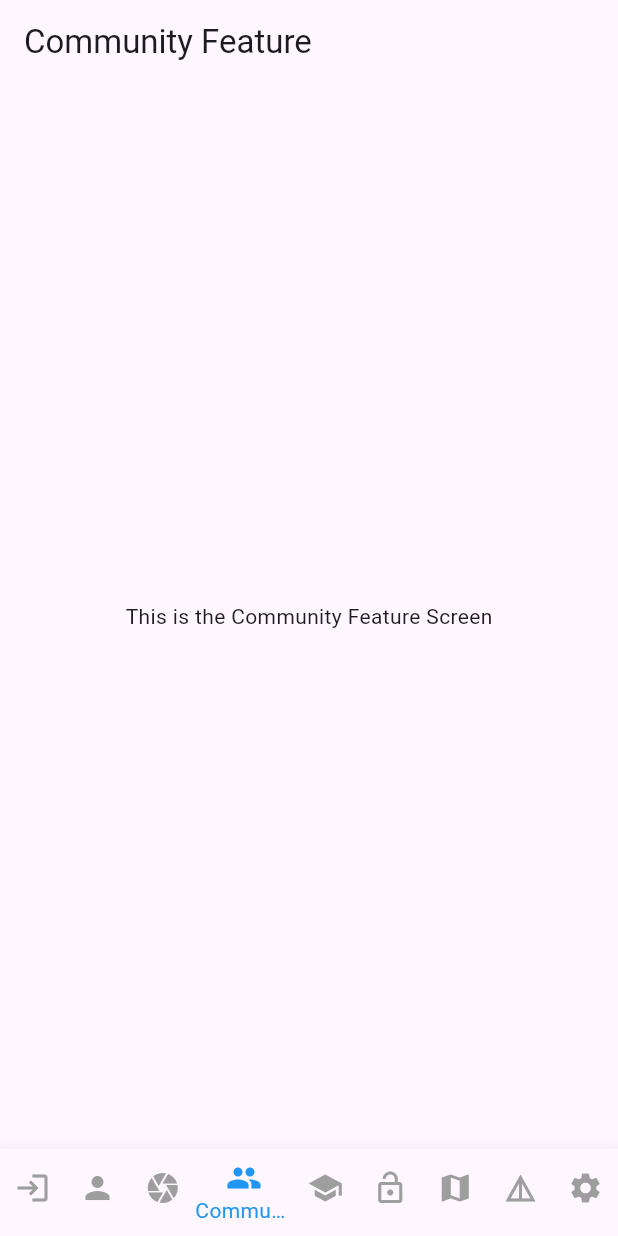
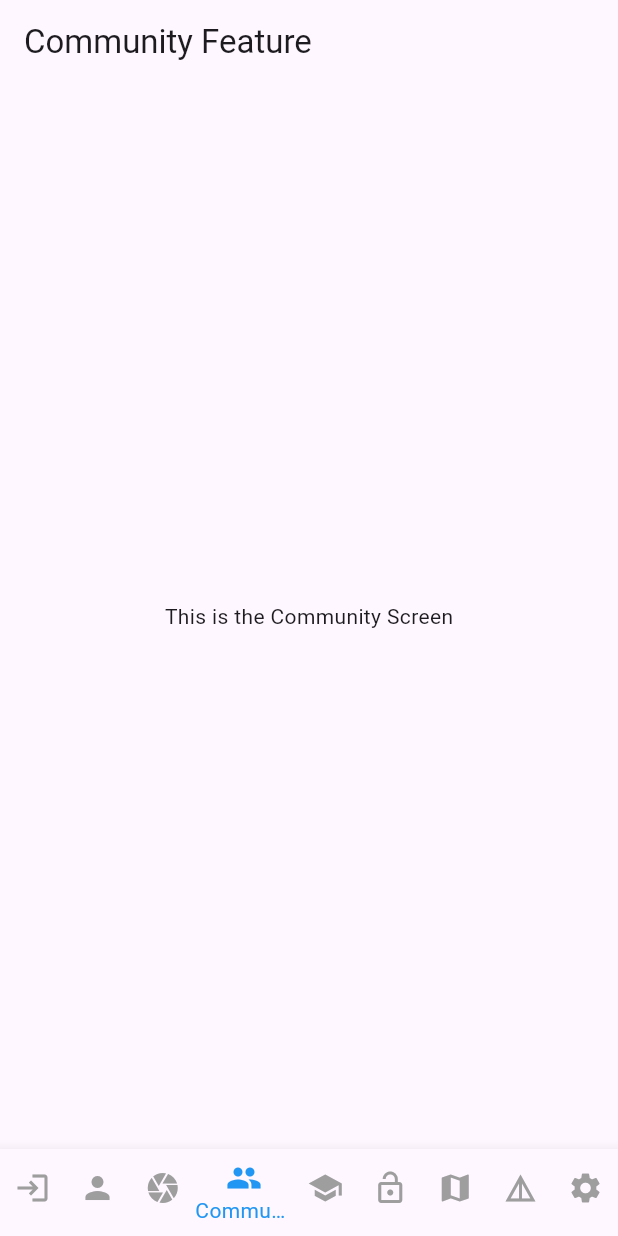
Before and after one commit to rrttll/orlando_recycling_app, a Flutter app: the screen it shows after launch, item 4 of the bottom bar chosen, on a phone screen of 412 x 824 dp. Run offline on Flutter 3.47's test engine with Material 3 defaults, Android fonts, the phone set to English and light mode, and no system bars.

```diff
--- a/lib/screens/community_feature_screen.dart
+++ b/lib/screens/community_feature_screen.dart
@@ -6,7 +6,7 @@ class CommunityFeatureScreen extends StatelessWidget {
   Widget build(BuildContext context) {
     return Scaffold(
       appBar: AppBar(title: Text("Community Feature")),
-      body: Center(child: Text("This is the Community Feature Screen")),
+      body: Center(child: Text("This is the Community Screen")),
     );
   }
 }
```
Also changed, not shown: lib/main.dart (+5 -3 lines).
